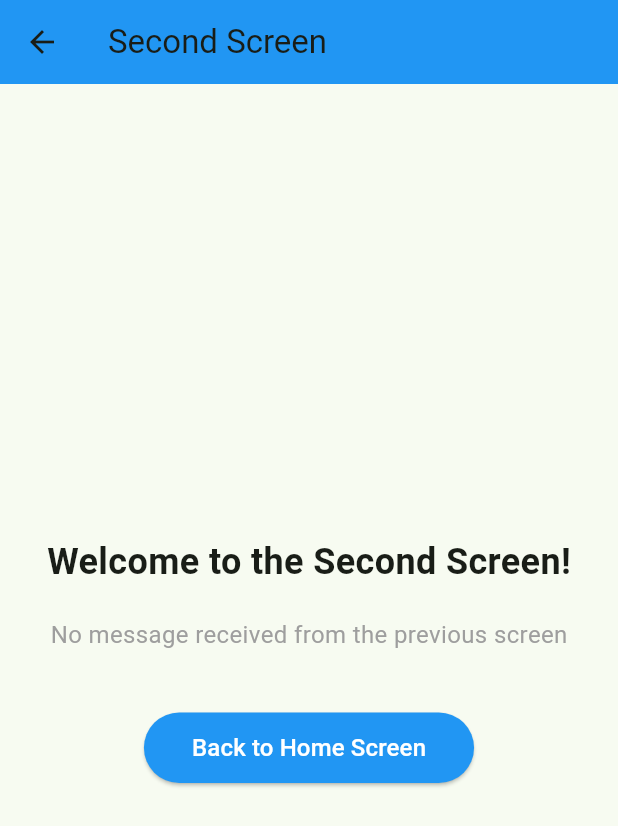
After one commit to kalviumcommunity/S66_02-26_EcoByte_Flutter_PlantConnect, a Flutter app: the NavigationDemoHomeScreen screen opened by its route, after a tap on "Go to Second Screen", on a phone screen of 412 x 824 dp. The commit adds this screen. Shown: the top 826 px of the screen. Run offline on Flutter 3.47's test engine with Material 3 defaults, Android fonts, the phone set to English and light mode, and no system bars; our stand-ins replace cloud_firestore, firebase_auth, firebase_core; accounts and stored records are empty.

Commit message:
Structuring Multi-Screen Navigation Using Navigator and Routes

```diff
--- a/plantconnect/lib/main.dart
+++ b/plantconnect/lib/main.dart
@@ -4,6 +4,8 @@ import 'package:firebase_auth/firebase_auth.dart';
 import 'screens/login_screen.dart';
 import 'screens/home_screen.dart';
 import 'screens/stateless_stateful_demo.dart';
+import 'screens/navigation_demo_home_screen.dart';
+import 'screens/second_screen.dart';
 import 'services/auth_service.dart';
 import 'firebase_options.dart';
 
@@ -25,7 +27,11 @@ class MyApp extends StatelessWidget {
         useMaterial3: true,
       ),
       home: const AuthWrapper(),
-      routes: {'/stateless': (_) => const StatelessStatefulDemo()},
+      routes: {
+        '/stateless': (_) => const StatelessStatefulDemo(),
+        '/navigation_demo': (_) => const NavigationDemoHomeScreen(),
+        '/navigation_demo_second': (_) => const SecondScreen(),
+      },
       debugShowCheckedModeBanner: false,
     );
   }
--- /dev/null
+++ b/plantconnect/lib/screens/navigation_demo_home_screen.dart
@@ -0,0 +1,97 @@
+import 'package:flutter/material.dart';
+
+class NavigationDemoHomeScreen extends StatelessWidget {
+  const NavigationDemoHomeScreen({super.key});
+
+  @override
+  Widget build(BuildContext context) {
+    return Scaffold(
+      appBar: AppBar(
+        title: const Text('Navigation Demo - Home'),
+        backgroundColor: Colors.green,
+      ),
+      body: Center(
+        child: Column(
+          mainAxisAlignment: MainAxisAlignment.center,
+          children: [
+            const Text(
+              'Welcome to Home Screen!',
+              style: TextStyle(
+                fontSize: 28,
+                fontWeight: FontWeight.bold,
+                color: Colors.green,
+              ),
+            ),
+            const SizedBox(height: 20),
+            Container(
+              padding: const EdgeInsets.all(16),
+              decoration: BoxDecoration(
+                color: Colors.green.withOpacity(0.1),
+                borderRadius: BorderRadius.circular(8),
+              ),
+              child: const Text(
+                'This demonstrates Flutter\'s named route navigation system.\n\n'
+                'The Navigator widget manages the app\'s screen stack,\n'
+                'allowing you to push and pop screens.',
+                textAlign: TextAlign.center,
+                style: TextStyle(
+                  fontSize: 14,
+                  color: Colors.black87,
+                ),
+              ),
+            ),
+            const SizedBox(height: 40),
+            ElevatedButton(
+              onPressed: () {
+                Navigator.pushNamed(
+                  context,
+                  '/navigation_demo_second',
+                );
+              },
+              style: ElevatedButton.styleFrom(
+                backgroundColor: Colors.green,
+                padding: const EdgeInsets.symmetric(
+                  horizontal: 40,
+                  vertical: 16,
+                ),
+              ),
+              child: const Text(
+                'Go to Second Screen',
+                style: TextStyle(
+                  fontSize: 18,
+                  color: Colors.white,
+                  fontWeight: FontWeight.bold,
+                ),
+              ),
+            ),
+            const SizedBox(height: 16),
+            ElevatedButton(
+              onPressed: () {
+                Navigator.pushNamed(
+                  context,
+                  '/navigation_demo_second',
+                  arguments: 'Hello from Home Screen! 👋',
+                );
+              },
+              style: ElevatedButton.styleFrom(
+                backgroundColor: Colors.blue,
+                padding: const EdgeInsets.symmetric(
+                  horizontal: 40,
+                  vertical: 16,
+                ),
+              ),
+              child: const Text(
+                'Go to Second Screen with Message',
+                style: TextStyle(
+                  fontSize: 18,
+                  color: Colors.white,
+                  fontWeight: FontWeight.bold,
+                ),
+              ),
+            ),
+          ],
+        ),
+      ),
+    );
+  }
+}
--- /dev/null
+++ b/plantconnect/lib/screens/second_screen.dart
@@ -0,0 +1,84 @@
+import 'package:flutter/material.dart';
+
+class SecondScreen extends StatelessWidget {
+  const SecondScreen({super.key});
+
+  @override
+  Widget build(BuildContext context) {
+    // Retrieve arguments passed from the first screen (if any)
+    final message = ModalRoute.of(context)?.settings.arguments as String?;
+
+    return Scaffold(
+      appBar: AppBar(
+        title: const Text('Second Screen'),
+        backgroundColor: Colors.blue,
+      ),
+      body: Center(
+        child: Column(
+          mainAxisAlignment: MainAxisAlignment.center,
+          children: [
+            const Text(
+              'Welcome to the Second Screen!',
+              style: TextStyle(
+                fontSize: 24,
+                fontWeight: FontWeight.bold,
+              ),
+            ),
+            const SizedBox(height: 20),
+            if (message != null)
+              Container(
+                padding: const EdgeInsets.symmetric(
+                  horizontal: 16,
+                  vertical: 12,
+                ),
+                decoration: BoxDecoration(
+                  color: Colors.blue.withOpacity(0.1),
+                  borderRadius: BorderRadius.circular(8),
+                  border: Border.all(color: Colors.blue),
+                ),
+                child: Text(
+                  'Message from Home: $message',
+                  style: const TextStyle(
+                    fontSize: 16,
+                    color: Colors.blue,
+                    fontWeight: FontWeight.w500,
+                  ),
+                ),
+              )
+            else
+              const Padding(
+                padding: EdgeInsets.symmetric(horizontal: 16),
+                child: Text(
+                  'No message received from the previous screen',
+                  style: TextStyle(
+                    fontSize: 16,
+                    color: Colors.grey,
+                  ),
+                ),
+              ),
+            const SizedBox(height: 40),
+            ElevatedButton(
+              onPressed: () {
+                Navigator.pop(context);
+              },
+              style: ElevatedButton.styleFrom(
+                backgroundColor: Colors.blue,
+                padding: const EdgeInsets.symmetric(
+                  horizontal: 32,
+                  vertical: 12,
+                ),
+              ),
+              child: const Text(
+                'Back to Home Screen',
+                style: TextStyle(
+                  fontSize: 16,
+                  color: Colors.white,
+                ),
+              ),
+            ),
+          ],
+        ),
+      ),
+    );
+  }
+}
```
Also changed, not shown: plantconnect/lib/screens/stateless_stateful_demo.dart (renamed from lib/screens/stateless_stateful_demo.dart), 1 other file.
